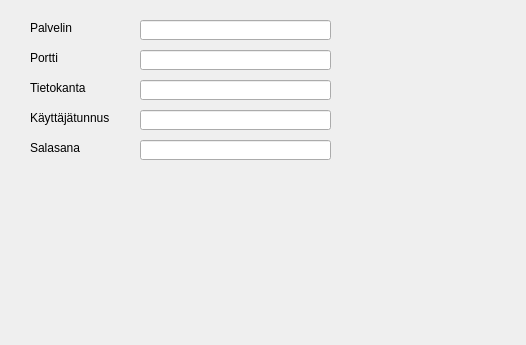
The window that saveSettings.ui (Sadiqa-Khawari/Autolainaus) describes before a commit, drawn with Qt 5; both pictures show x 0 to 526 and y 0 to 345 of the 799 by 601 pixel window.
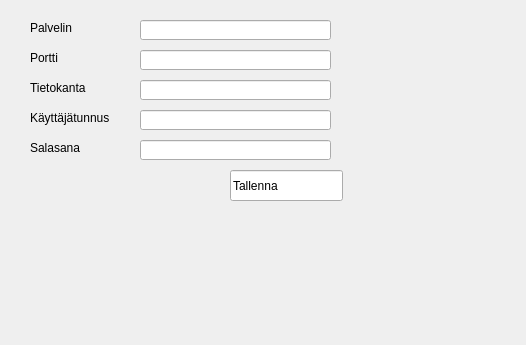
The same window after the commit.

Commit message: Lisätty salasanan kryptaus

The edit to the form file:
```diff
--- a/saveSettings.ui
+++ b/saveSettings.ui
@@ -132,6 +132,22 @@
      <string>Salasana</string>
     </property>
    </widget>
+   <widget class="QLineEdit" name="lineEdit">
+    <property name="geometry">
+     <rect>
+      <x>230</x>
+      <y>170</y>
+      <width>113</width>
+      <height>31</height>
+     </rect>
+    </property>
+    <property name="text">
+     <string>Tallenna</string>
+    </property>
+    <property name="cursorPosition">
+     <number>8</number>
+    </property>
+   </widget>
   </widget>
   <widget class="QMenuBar" name="menubar">
    <property name="geometry">
```
The commit also changes 2 other files.
